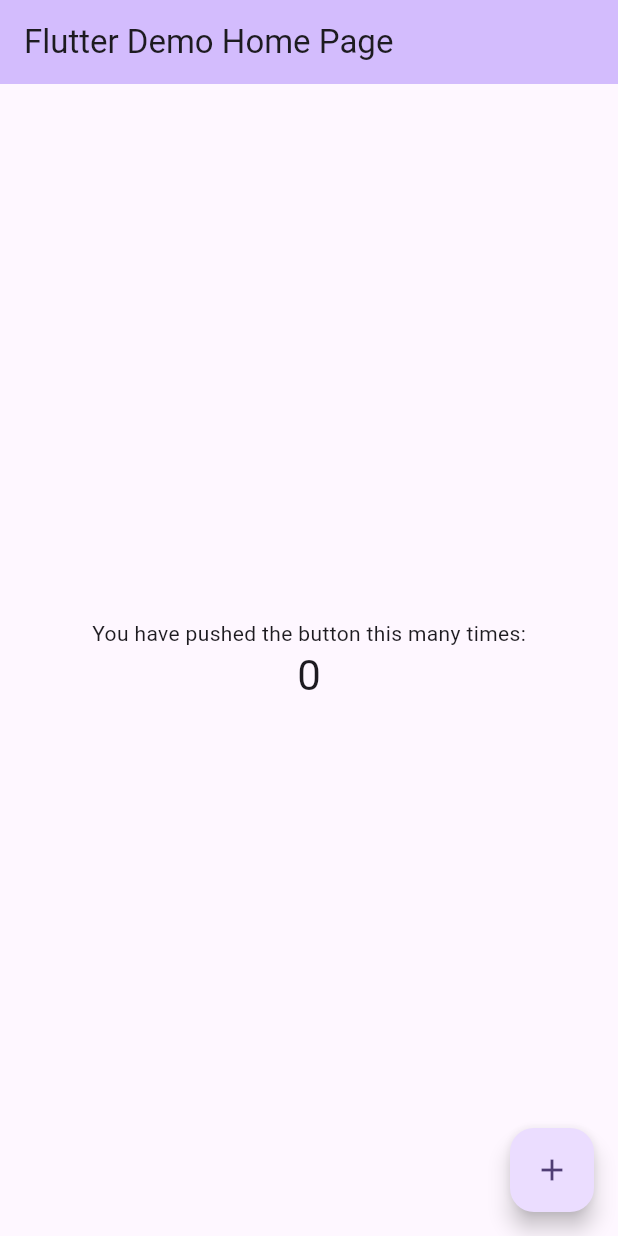
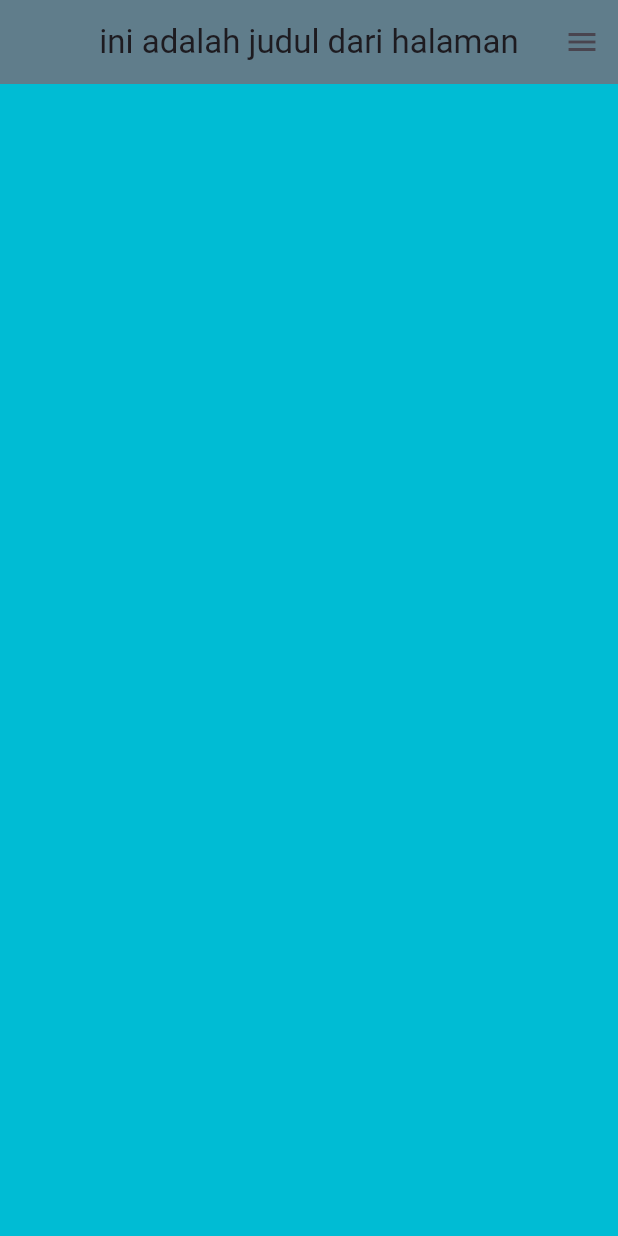
Before and after one commit to Mison1212/latihan_container, a Flutter app: the screen it shows after launch, on a phone screen of 412 x 824 dp. Run offline on Flutter 3.47's test engine with Material 3 defaults, Android fonts, the phone set to English and light mode, and no system bars.

Commit message:
menambah home

```diff
--- a/lib/main.dart
+++ b/lib/main.dart
@@ -11,112 +11,35 @@ class MyApp extends StatelessWidget {
   @override
   Widget build(BuildContext context) {
     return MaterialApp(
-      title: 'Flutter Demo',
-      theme: ThemeData(
-        // This is the theme of your application.
-        //
-        // TRY THIS: Try running your application with "flutter run". You'll see
-        // the application has a purple toolbar. Then, without quitting the app,
-        // try changing the seedColor in the colorScheme below to Colors.green
-        // and then invoke "hot reload" (save your changes or press the "hot
-        // reload" button in a Flutter-supported IDE, or press "r" if you used
-        // the command line to start the app).
-        //
-        // Notice that the counter didn't reset back to zero; the application
-        // state is not lost during the reload. To reset the state, use hot
-        // restart instead.
-        //
-        // This works for code too, not just values: Most code changes can be
-        // tested with just a hot reload.
-        colorScheme: ColorScheme.fromSeed(seedColor: Colors.deepPurple),
-      ),
-      home: const MyHomePage(title: 'Flutter Demo Home Page'),
+      debugShowCheckedModeBanner: false,
+      title: 'Judul',
+      home: MyHome(),
+
       );
   }
 }
 
-class MyHomePage extends StatefulWidget {
-  const MyHomePage({super.key, required this.title});
-
-  // This widget is the home page of your application. It is stateful, meaning
-  // that it has a State object (defined below) that contains fields that affect
-  // how it looks.
-
-  // This class is the configuration for the state. It holds the values (in this
-  // case the title) provided by the parent (in this case the App widget) and
-  // used by the build method of the State. Fields in a Widget subclass are
-  // always marked "final".
-
-  final String title;
-
-  @override
-  State<MyHomePage> createState() => _MyHomePageState();
-}
-
-class _MyHomePageState extends State<MyHomePage> {
-  int _counter = 0;
-
-  void _incrementCounter() {
-    setState(() {
-      // This call to setState tells the Flutter framework that something has
-      // changed in this State, which causes it to rerun the build method below
-      // so that the display can reflect the updated values. If we changed
-      // _counter without calling setState(), then the build method would not be
-      // called again, and so nothing would appear to happen.
-      _counter++;
-    });
-  }
+class MyHome extends StatelessWidget {
+  const MyHome({super.key});
 
   @override
   Widget build(BuildContext context) {
-    // This method is rerun every time setState is called, for instance as done
-    // by the _incrementCounter method above.
-    //
-    // The Flutter framework has been optimized to make rerunning build methods
-    // fast, so that you can just rebuild anything that needs updating rather
-    // than having to individually change instances of widgets.
     return Scaffold(
       appBar: AppBar(
-        // TRY THIS: Try changing the color here to a specific color (to
-        // Colors.amber, perhaps?) and trigger a hot reload to see the AppBar
-        // change color while the other colors stay the same.
-        backgroundColor: Theme.of(context).colorScheme.inversePrimary,
-        // Here we take the value from the MyHomePage object that was created by
-        // the App.build method, and use it to set our appbar title.
-        title: Text(widget.title),
-      ),
-      body: Center(
-        // Center is a layout widget. It takes a single child and positions it
-        // in the middle of the parent.
-        child: Column(
-          // Column is also a layout widget. It takes a list of children and
-          // arranges them vertically. By default, it sizes itself to fit its
-          // children horizontally, and tries to be as tall as its parent.
-          //
-          // Column has various properties to control how it sizes itself and
-          // how it positions its children. Here we use mainAxisAlignment to
-          // center the children vertically; the main axis here is the vertical
-          // axis because Columns are vertical (the cross axis would be
-          // horizontal).
-          //
-          // TRY THIS: Invoke "debug painting" (choose the "Toggle Debug Paint"
-          // action in the IDE, or press "p" in the console), to see the
-          // wireframe for each widget.
-          mainAxisAlignment: MainAxisAlignment.center,
-          children: <Widget>[
-            const Text('You have pushed the button this many times:'),
-            Text(
-              '$_counter',
-              style: Theme.of(context).textTheme.headlineMedium,
+        title: Text("ini adalah judul dari halaman"),
+        centerTitle: true,
+        backgroundColor: Colors.blueGrey,
+        actions: [
+          IconButton(onPressed: (){
+            print('menu button pressed');
+          },
+          icon: const Icon(Icons.menu),
           ),
           ],
       ),
+      body: Container(
+        color: Colors.cyan,
       ),
-      floatingActionButton: FloatingActionButton(
-        onPressed: _incrementCounter,
-        tooltip: 'Increment',
-        child: const Icon(Icons.add),
-      ), // This trailing comma makes auto-formatting nicer for build methods.
     );
   }
 }
```
Also changed, not shown: pubspec.lock (added), 7 other files. Lines whose indentation alone changed are shown as unchanged.
